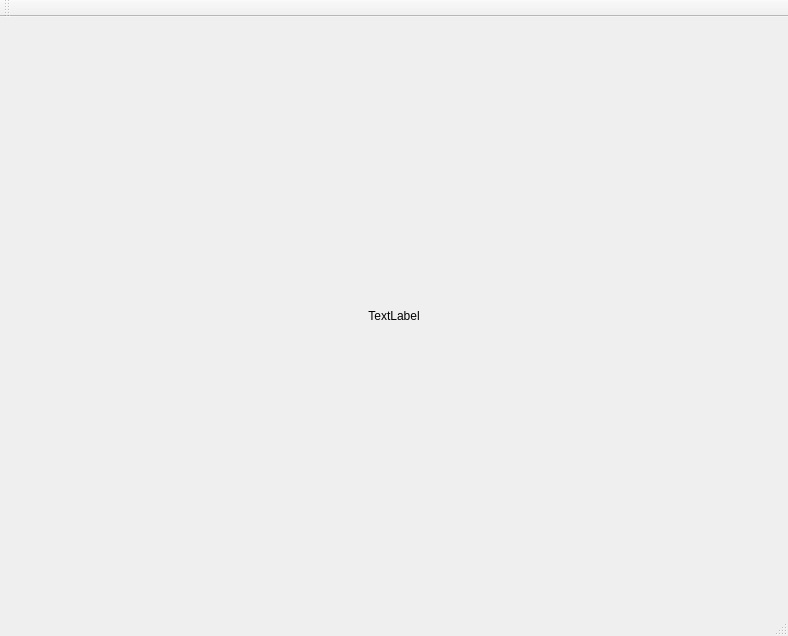
Before: the Qt Designer form windows.ui in 851896022/MCU90640_Test, drawn with Qt 5.
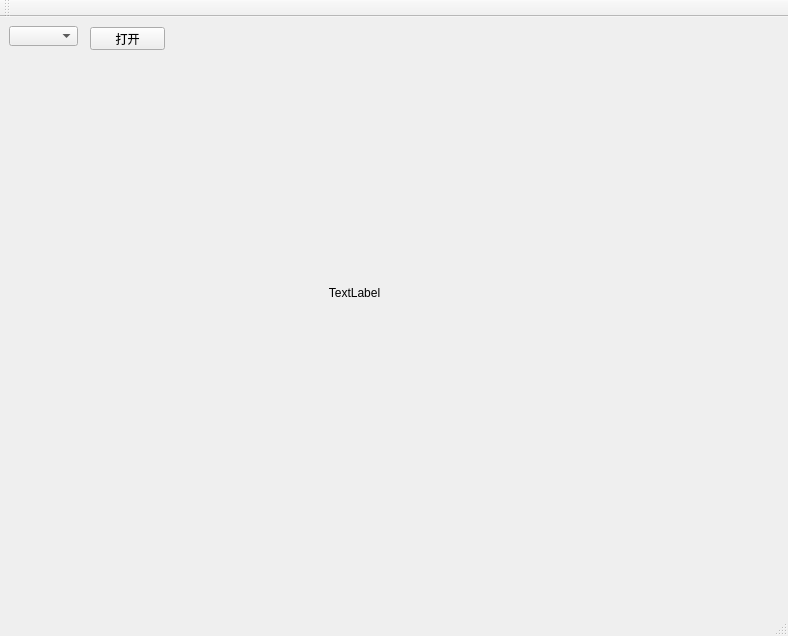
After: the same form once the commit is applied.

Diff of the .ui file:
```diff
--- a/windows.ui
+++ b/windows.ui
@@ -14,9 +14,15 @@
    <string>Windows</string>
   </property>
   <widget class="QWidget" name="centralWidget">
-   <layout class="QVBoxLayout" name="verticalLayout">
-    <item>
      <widget class="QLabel" name="imgLabel">
+    <property name="geometry">
+     <rect>
+      <x>9</x>
+      <y>35</y>
+      <width>691</width>
+      <height>481</height>
+     </rect>
+    </property>
       <property name="sizePolicy">
        <sizepolicy hsizetype="Ignored" vsizetype="Ignored">
         <horstretch>0</horstretch>
@@ -30,8 +36,29 @@
        <set>Qt::AlignCenter</set>
       </property>
      </widget>
-    </item>
-   </layout>
+   <widget class="QComboBox" name="comBox">
+    <property name="geometry">
+     <rect>
+      <x>9</x>
+      <y>9</y>
+      <width>69</width>
+      <height>20</height>
+     </rect>
+    </property>
+   </widget>
+   <widget class="QPushButton" name="btnOpen">
+    <property name="geometry">
+     <rect>
+      <x>90</x>
+      <y>10</y>
+      <width>75</width>
+      <height>23</height>
+     </rect>
+    </property>
+    <property name="text">
+     <string>打开</string>
+    </property>
+   </widget>
   </widget>
   <widget class="QMenuBar" name="menuBar">
    <property name="geometry">
```
Lines whose indentation alone changed are shown as unchanged.
